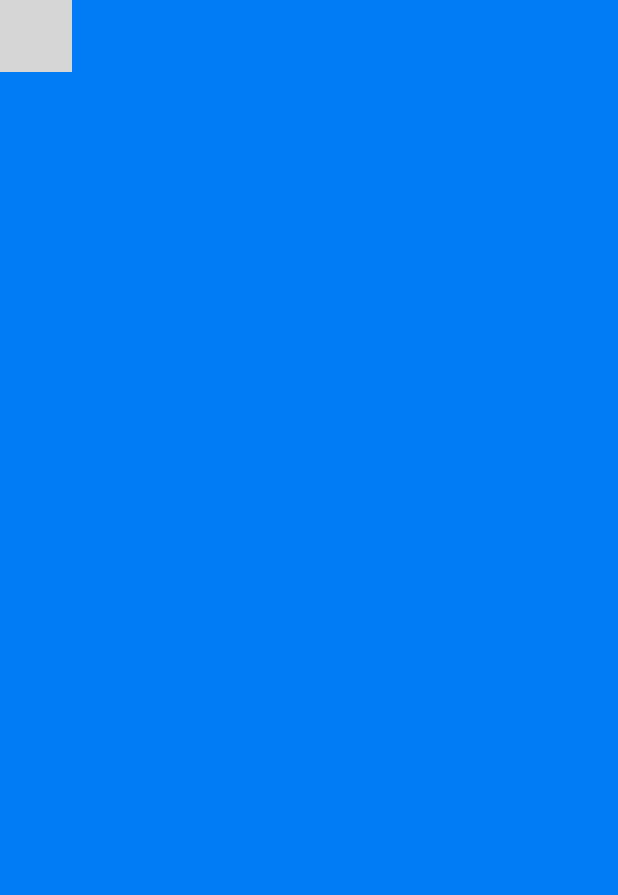
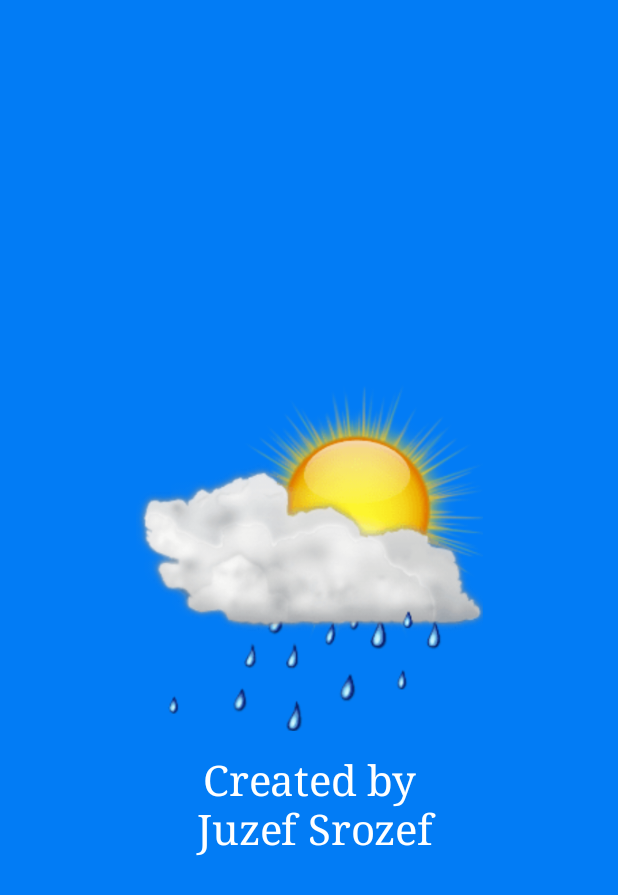
Before and after one commit to mohammad-askar/Weather-App-JetPackCompose, an Android app built with Jetpack Compose: the first screen one second after launch (MainActivity), on a phone screen of 412 x 824 dp. Shown: the top 895 px of the screen. Run offline under Robolectric (Android 15) with nearby library versions, the phone set to English and light mode, and no system bars; our stand-ins replace Dagger/Hilt's generated code, Timber; libraries missing offline, so code that uses them is left out: com.ramcosta.composedestinations; 2 statements that could not run were skipped; grey boxes are pictures that could not be loaded.

Commit message:
adding Splash Screen

```diff
--- /dev/null
+++ b/app/src/main/java/com/mohammad/askar/weatherapp/features/presentation/screens/splash/Splash.kt
@@ -0,0 +1,110 @@
+package com.mohammad.askar.weatherapp.features.presentation.screens.splash
+
+import android.view.animation.OvershootInterpolator
+import androidx.compose.animation.core.Animatable
+import androidx.compose.animation.core.AnimationVector1D
+import androidx.compose.animation.core.tween
+import androidx.compose.foundation.Image
+import androidx.compose.foundation.background
+import androidx.compose.foundation.layout.*
+import androidx.compose.material.Text
+import androidx.compose.runtime.*
+import androidx.compose.ui.Alignment
+import androidx.compose.ui.Modifier
+import androidx.compose.ui.draw.scale
+import androidx.compose.ui.graphics.Color.Companion.White
+import androidx.compose.ui.res.painterResource
+import androidx.compose.ui.text.font.FontFamily
+import androidx.compose.ui.text.style.TextAlign
+import androidx.compose.ui.unit.dp
+import androidx.compose.ui.unit.sp
+import androidx.navigation.NavHostController
+import com.mohammad.askar.weatherapp.R
+import com.mohammad.askar.weatherapp.features.presentation.bottomnavigation.BottomNavigationBar
+import com.mohammad.askar.weatherapp.ui.theme.brightBlue
+import com.ramcosta.composedestinations.spec.NavHostEngine
+import kotlinx.coroutines.delay
+
+@Composable
+fun SplashScreen(
+    navController: NavHostController,
+    navHostEngine: NavHostEngine
+) {
+
+    val scale = remember {
+        Animatable(0F)
+    }
+
+    var startSplashScreen = remember {
+        mutableStateOf(true)
+    }
+
+    if (startSplashScreen.value) {
+
+        LaunchedEffect(key1 = true) {
+            scale.animateTo(
+                targetValue = 0.99F,
+                animationSpec = tween(
+                    durationMillis = 2000,
+                    easing = {
+                        OvershootInterpolator(2F).getInterpolation(it)
+                    }
+                )
+            )
+            delay(2000L)
+            startSplashScreen.value = false
+        }
+        Splash(scale = scale)
+    } else {
+        NavigateToNavigationBar(navController = navController, navHostEngine = navHostEngine)
+    }
+
+}
+
+
+@Composable
+fun NavigateToNavigationBar(
+    navController: NavHostController,
+    navHostEngine: NavHostEngine
+) {
+    BottomNavigationBar(navController = navController, navHostEngine = navHostEngine)
+}
+
+@Composable
+fun Splash(scale: Animatable<Float, AnimationVector1D>) {
+
+    Box(
+        modifier = Modifier
+            .fillMaxSize()
+            .background(brightBlue),
+        contentAlignment = Alignment.Center,
+    ) {
+        Column(
+            verticalArrangement = Arrangement.Center,
+            horizontalAlignment = Alignment.CenterHorizontally
+        ) {
+
+            Image(
+                modifier = Modifier
+                    .size(250.dp)
+                    .padding(8.dp)
+                    .scale(scale = scale.value),
+                painter = painterResource(
+                    id = R.drawable.logo_splash_screen
+                ),
+                contentDescription = "logo",
+            )
+
+            Text(
+                modifier = Modifier
+                    .padding(8.dp)
+                    .scale(scale = scale.value),
+                text = "Created by\n Juzef Srozef",
+                fontSize = 28.sp,
+                fontFamily = FontFamily.Serif,
+                color = White,
+                textAlign = TextAlign.Center,
+            )
+        }
+    }
+}
```
Also changed, not shown: app/src/main/java/com/mohammad/askar/weatherapp/MainActivity.kt (+19 -10 lines), app/src/main/java/com/mohammad/askar/weatherapp/features/presentation/bottomnavigation/BottomNavigationBar.kt (+18 -7 lines), app/src/main/res/drawable/logo_splash_screen.png (added).
